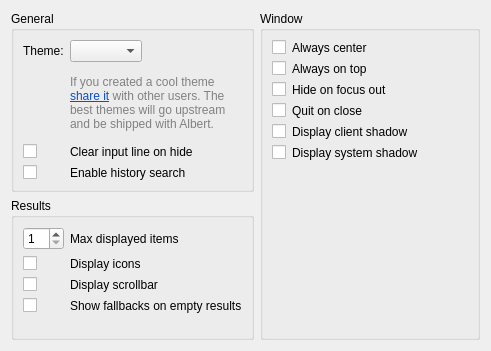
albertlauncher/plugins, file widgetsboxmodel/src/configwidget.ui: the form before one commit.
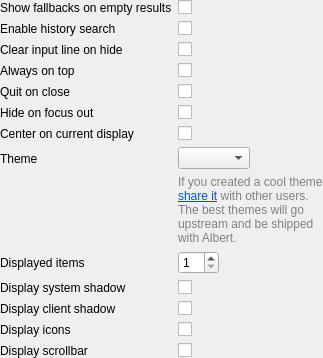
The form after the commit.

Commit message: [wbm] adopt settingswidget changes

```diff
--- a/widgetsboxmodel/src/configwidget.ui
+++ b/widgetsboxmodel/src/configwidget.ui
@@ -2,67 +2,83 @@
 <ui version="4.0">
  <class>ConfigWidget</class>
  <widget class="QWidget" name="ConfigWidget">
-  <property name="geometry">
-   <rect>
-    <x>0</x>
-    <y>0</y>
-    <width>491</width>
-    <height>351</height>
-   </rect>
-  </property>
   <property name="windowTitle">
    <string>Frontend settings</string>
   </property>
-  <layout class="QGridLayout" name="gridLayout">
-   <item row="0" column="1" rowspan="2">
-    <widget class="QGroupBox" name="groupBox">
-     <property name="title">
-      <string>Window</string>
-     </property>
      <layout class="QFormLayout" name="formLayout">
+   <property name="leftMargin">
+    <number>0</number>
+   </property>
+   <property name="topMargin">
+    <number>0</number>
+   </property>
+   <property name="rightMargin">
+    <number>0</number>
+   </property>
+   <property name="bottomMargin">
+    <number>0</number>
+   </property>
       <item row="0" column="0">
-       <widget class="QCheckBox" name="checkBox_center">
-        <property name="sizePolicy">
-         <sizepolicy hsizetype="Fixed" vsizetype="Fixed">
-          <horstretch>0</horstretch>
-          <verstretch>0</verstretch>
-         </sizepolicy>
-        </property>
-        <property name="toolTip">
-         <string>&lt;html&gt;&lt;head/&gt;&lt;body&gt;&lt;p&gt;Center the main window on the screen containing the mouse pointer on show.&lt;/p&gt;&lt;/body&gt;&lt;/html&gt;</string>
+    <widget class="QLabel" name="label_show_fallbacks">
+     <property name="text">
+      <string>Show fallbacks on empty results</string>
+     </property>
+     <property name="buddy">
+      <cstring>checkBox_show_fallbacks</cstring>
         </property>
        </widget>
       </item>
       <item row="0" column="1">
-       <widget class="QLabel" name="label_center">
-        <property name="sizePolicy">
-         <sizepolicy hsizetype="Minimum" vsizetype="Preferred">
-          <horstretch>0</horstretch>
-          <verstretch>0</verstretch>
-         </sizepolicy>
+    <widget class="QCheckBox" name="checkBox_show_fallbacks">
+     <property name="toolTip">
+      <string>&lt;html&gt;&lt;head/&gt;&lt;body&gt;&lt;p&gt;Automatically enter the fallbacks mode if a query has no matches.&lt;/p&gt;&lt;/body&gt;&lt;/html&gt;</string>
         </property>
         <property name="text">
-         <string>Always center</string>
-        </property>
-        <property name="buddy">
-         <cstring>checkBox_center</cstring>
+      <string/>
         </property>
        </widget>
       </item>
       <item row="1" column="0">
-       <widget class="QCheckBox" name="checkBox_onTop">
-        <property name="sizePolicy">
-         <sizepolicy hsizetype="Fixed" vsizetype="Fixed">
-          <horstretch>0</horstretch>
-          <verstretch>0</verstretch>
-         </sizepolicy>
-        </property>
-        <property name="toolTip">
-         <string>&lt;html&gt;&lt;head/&gt;&lt;body&gt;&lt;p&gt;Let Albert stay on top of all top level windows.&lt;/p&gt;&lt;/body&gt;&lt;/html&gt;</string>
+    <widget class="QLabel" name="label_history_search">
+     <property name="text">
+      <string>Enable history search</string>
+     </property>
+     <property name="buddy">
+      <cstring>checkBox_history_search</cstring>
         </property>
        </widget>
       </item>
       <item row="1" column="1">
+    <widget class="QCheckBox" name="checkBox_history_search">
+     <property name="toolTip">
+      <string>&lt;html&gt;&lt;head/&gt;&lt;body&gt;&lt;p&gt;Use the current input text to filter the input history.&lt;/p&gt;&lt;/body&gt;&lt;/html&gt;</string>
+     </property>
+     <property name="text">
+      <string/>
+     </property>
+    </widget>
+   </item>
+   <item row="2" column="0">
+    <widget class="QLabel" name="label_clearOnHide">
+     <property name="text">
+      <string>Clear input line on hide</string>
+     </property>
+     <property name="buddy">
+      <cstring>checkBox_clearOnHide</cstring>
+     </property>
+    </widget>
+   </item>
+   <item row="2" column="1">
+    <widget class="QCheckBox" name="checkBox_clearOnHide">
+     <property name="toolTip">
+      <string>&lt;html&gt;&lt;head/&gt;&lt;body&gt;&lt;p&gt;Clear the input line when the window is hidden.&lt;/p&gt;&lt;/body&gt;&lt;/html&gt;</string>
+     </property>
+     <property name="text">
+      <string/>
+     </property>
+    </widget>
+   </item>
+   <item row="3" column="0">
        <widget class="QLabel" name="label_onTop">
         <property name="sizePolicy">
          <sizepolicy hsizetype="Minimum" vsizetype="Preferred">
@@ -78,49 +94,14 @@
         </property>
        </widget>
       </item>
-      <item row="2" column="0">
-       <widget class="QCheckBox" name="checkBox_hideOnFocusOut">
-        <property name="sizePolicy">
-         <sizepolicy hsizetype="Fixed" vsizetype="Fixed">
-          <horstretch>0</horstretch>
-          <verstretch>0</verstretch>
-         </sizepolicy>
-        </property>
-        <property name="toolTip">
-         <string>&lt;html&gt;&lt;head/&gt;&lt;body&gt;&lt;p&gt;Hide Albert if the window lost focus.&lt;/p&gt;&lt;/body&gt;&lt;/html&gt;</string>
-        </property>
-       </widget>
-      </item>
-      <item row="2" column="1">
-       <widget class="QLabel" name="label_hideOnFocusOut">
-        <property name="sizePolicy">
-         <sizepolicy hsizetype="Minimum" vsizetype="Preferred">
-          <horstretch>0</horstretch>
-          <verstretch>0</verstretch>
-         </sizepolicy>
-        </property>
-        <property name="text">
-         <string>Hide on focus out</string>
-        </property>
-        <property name="buddy">
-         <cstring>checkBox_hideOnFocusOut</cstring>
-        </property>
-       </widget>
-      </item>
-      <item row="3" column="0">
-       <widget class="QCheckBox" name="checkBox_quit_on_close">
-        <property name="sizePolicy">
-         <sizepolicy hsizetype="Fixed" vsizetype="Fixed">
-          <horstretch>0</horstretch>
-          <verstretch>0</verstretch>
-         </sizepolicy>
-        </property>
-        <property name="toolTip">
-         <string notr="true">&lt;html&gt;&lt;head/&gt;&lt;body&gt;&lt;p&gt;Quit the application when closing Albert. Default behavior is to hide the window.&lt;/p&gt;&lt;/body&gt;&lt;/html&gt;</string>
-        </property>
-       </widget>
-      </item>
       <item row="3" column="1">
+    <widget class="QCheckBox" name="checkBox_onTop">
+     <property name="toolTip">
+      <string>&lt;html&gt;&lt;head/&gt;&lt;body&gt;&lt;p&gt;Let Albert stay on top of all top level windows.&lt;/p&gt;&lt;/body&gt;&lt;/html&gt;</string>
+     </property>
+    </widget>
+   </item>
+   <item row="4" column="0">
        <widget class="QLabel" name="label_quit_on_close">
         <property name="sizePolicy">
          <sizepolicy hsizetype="Minimum" vsizetype="Preferred">
@@ -136,33 +117,17 @@
         </property>
        </widget>
       </item>
-      <item row="4" column="0">
-       <widget class="QCheckBox" name="checkBox_client_shadow">
-        <property name="sizePolicy">
-         <sizepolicy hsizetype="Fixed" vsizetype="Fixed">
-          <horstretch>0</horstretch>
-          <verstretch>0</verstretch>
-         </sizepolicy>
-        </property>
-        <property name="toolTip">
-         <string>&lt;html&gt;&lt;head/&gt;&lt;body&gt;&lt;p&gt;Draw a shadow on the client side.&lt;/p&gt;&lt;/body&gt;&lt;/html&gt;</string>
-        </property>
-       </widget>
-      </item>
       <item row="4" column="1">
-       <widget class="QLabel" name="label_client_shadow">
-        <property name="text">
-         <string>Display client shadow</string>
-        </property>
-        <property name="buddy">
-         <cstring>checkBox_client_shadow</cstring>
+    <widget class="QCheckBox" name="checkBox_quit_on_close">
+     <property name="toolTip">
+      <string notr="true">&lt;html&gt;&lt;head/&gt;&lt;body&gt;&lt;p&gt;Quit the application when closing Albert. Default behavior is to hide the window.&lt;/p&gt;&lt;/body&gt;&lt;/html&gt;</string>
         </property>
        </widget>
       </item>
       <item row="5" column="0">
-       <widget class="QCheckBox" name="checkBox_system_shadow">
+    <widget class="QLabel" name="label_hideOnFocusOut">
         <property name="sizePolicy">
-         <sizepolicy hsizetype="Fixed" vsizetype="Fixed">
+      <sizepolicy hsizetype="Minimum" vsizetype="Preferred">
           <horstretch>0</horstretch>
           <verstretch>0</verstretch>
          </sizepolicy>
@@ -171,30 +136,106 @@
          <string>&lt;html&gt;&lt;head/&gt;&lt;body&gt;&lt;p&gt;Tell the system to draw a shadow around the window. Note that on some systems this may look pretty ugly. Use the client shadow in this case.&lt;/p&gt;&lt;/body&gt;&lt;/html&gt;</string>
         </property>
         <property name="text">
-         <string/>
+      <string>Hide on focus out</string>
+     </property>
+     <property name="buddy">
+      <cstring>checkBox_hideOnFocusOut</cstring>
         </property>
        </widget>
       </item>
       <item row="5" column="1">
-       <widget class="QLabel" name="label_system_shadow">
+    <widget class="QCheckBox" name="checkBox_hideOnFocusOut">
+     <property name="toolTip">
+      <string>&lt;html&gt;&lt;head/&gt;&lt;body&gt;&lt;p&gt;Hide Albert if the window lost focus.&lt;/p&gt;&lt;/body&gt;&lt;/html&gt;</string>
+     </property>
+    </widget>
+   </item>
+   <item row="6" column="0">
+    <widget class="QLabel" name="label_center">
+     <property name="sizePolicy">
+      <sizepolicy hsizetype="Minimum" vsizetype="Preferred">
+       <horstretch>0</horstretch>
+       <verstretch>0</verstretch>
+      </sizepolicy>
+     </property>
         <property name="text">
-         <string>Display system shadow</string>
+      <string>Center on current display</string>
         </property>
         <property name="buddy">
-         <cstring>checkBox_system_shadow</cstring>
+      <cstring>checkBox_center</cstring>
+     </property>
+    </widget>
+   </item>
+   <item row="6" column="1">
+    <widget class="QCheckBox" name="checkBox_center">
+     <property name="toolTip">
+      <string>&lt;html&gt;&lt;head/&gt;&lt;body&gt;&lt;p&gt;Center the main window on the screen containing the mouse pointer on show.&lt;/p&gt;&lt;/body&gt;&lt;/html&gt;</string>
+     </property>
+    </widget>
+   </item>
+   <item row="7" column="0">
+    <widget class="QLabel" name="label_style">
+     <property name="sizePolicy">
+      <sizepolicy hsizetype="Minimum" vsizetype="Preferred">
+       <horstretch>0</horstretch>
+       <verstretch>0</verstretch>
+      </sizepolicy>
+     </property>
+     <property name="text">
+      <string>Theme</string>
+     </property>
+     <property name="buddy">
+      <cstring>comboBox_themes</cstring>
+     </property>
+    </widget>
+   </item>
+   <item row="7" column="1">
+    <layout class="QVBoxLayout" name="verticalLayout">
+     <item>
+      <widget class="QComboBox" name="comboBox_themes">
+       <property name="sizePolicy">
+        <sizepolicy hsizetype="Fixed" vsizetype="Fixed">
+         <horstretch>0</horstretch>
+         <verstretch>0</verstretch>
+        </sizepolicy>
+       </property>
+       <property name="toolTip">
+        <string>&lt;html&gt;&lt;head/&gt;&lt;body&gt;&lt;p&gt;Set the color theme of the window.&lt;/p&gt;&lt;/body&gt;&lt;/html&gt;</string>
+       </property>
+      </widget>
+     </item>
+     <item>
+      <widget class="QLabel" name="label">
+       <property name="text">
+        <string>&lt;html&gt;&lt;head/&gt;&lt;body&gt;&lt;span style=&quot; font-size:9pt; color:#818181;&quot;&gt;If you created a cool theme &lt;/span&gt;&lt;a href=&quot;https://github.com/orgs/albertlauncher/discussions/1147&quot;&gt;&lt;span style=&quot; font-size:9pt; text-decoration: underline; color:#094fd1;&quot;&gt;share it&lt;/span&gt;&lt;/a&gt;&lt;span style=&quot; font-size:9pt; color:#818181;&quot;&gt; with other users. The best themes will go upstream and be shipped with Albert.&lt;/span&gt;&lt;/body&gt;&lt;/html&gt;</string>
+       </property>
+       <property name="wordWrap">
+        <bool>true</bool>
+       </property>
+       <property name="openExternalLinks">
+        <bool>true</bool>
         </property>
        </widget>
       </item>
      </layout>
+   </item>
+   <item row="8" column="0">
+    <widget class="QLabel" name="label_results">
+     <property name="sizePolicy">
+      <sizepolicy hsizetype="Minimum" vsizetype="Preferred">
+       <horstretch>0</horstretch>
+       <verstretch>0</verstretch>
+      </sizepolicy>
+     </property>
+     <property name="text">
+      <string>Displayed items</string>
+     </property>
+     <property name="buddy">
+      <cstring>spinBox_results</cstring>
+     </property>
     </widget>
    </item>
-   <item row="1" column="0">
-    <widget class="QGroupBox" name="groupBox_2">
-     <property name="title">
-      <string>Results</string>
-     </property>
-     <layout class="QFormLayout" name="formLayout_3">
-      <item row="0" column="0">
+   <item row="8" column="1">
        <widget class="QSpinBox" name="spinBox_results">
         <property name="sizePolicy">
          <sizepolicy hsizetype="Fixed" vsizetype="Fixed">
@@ -213,36 +254,44 @@
         </property>
        </widget>
       </item>
-      <item row="0" column="1">
-       <widget class="QLabel" name="label_results">
-        <property name="sizePolicy">
-         <sizepolicy hsizetype="Minimum" vsizetype="Preferred">
-          <horstretch>0</horstretch>
-          <verstretch>0</verstretch>
-         </sizepolicy>
-        </property>
+   <item row="9" column="0">
+    <widget class="QLabel" name="label_system_shadow">
         <property name="text">
-         <string>Max displayed items</string>
+      <string>Display system shadow</string>
         </property>
         <property name="buddy">
          <cstring>spinBox_results</cstring>
         </property>
        </widget>
       </item>
-      <item row="1" column="0">
-       <widget class="QCheckBox" name="checkBox_icons">
-        <property name="sizePolicy">
-         <sizepolicy hsizetype="Fixed" vsizetype="Fixed">
-          <horstretch>0</horstretch>
-          <verstretch>0</verstretch>
-         </sizepolicy>
-        </property>
+   <item row="9" column="1">
+    <widget class="QCheckBox" name="checkBox_system_shadow">
+     <property name="toolTip">
+      <string>&lt;html&gt;&lt;head/&gt;&lt;body&gt;&lt;p&gt;Tell the system to draw a shadow around the window. Note that on some systems this may look pretty ugly. Use the client shadow in this case.&lt;/p&gt;&lt;/body&gt;&lt;/html&gt;</string>
+     </property>
+     <property name="text">
+      <string/>
+     </property>
+    </widget>
+   </item>
+   <item row="10" column="0">
+    <widget class="QLabel" name="label_client_shadow">
+     <property name="text">
+      <string>Display client shadow</string>
+     </property>
+     <property name="buddy">
+      <cstring>checkBox_client_shadow</cstring>
+     </property>
+    </widget>
+   </item>
+   <item row="10" column="1">
+    <widget class="QCheckBox" name="checkBox_client_shadow">
         <property name="toolTip">
          <string>&lt;html&gt;&lt;head/&gt;&lt;body&gt;&lt;p&gt;Display icons provided by the items.&lt;/p&gt;&lt;/body&gt;&lt;/html&gt;</string>
         </property>
        </widget>
       </item>
-      <item row="1" column="1">
+   <item row="11" column="0">
        <widget class="QLabel" name="label_icons">
         <property name="sizePolicy">
          <sizepolicy hsizetype="Minimum" vsizetype="Preferred">
@@ -258,20 +307,14 @@
         </property>
        </widget>
       </item>
-      <item row="2" column="0">
-       <widget class="QCheckBox" name="checkBox_scrollbar">
-        <property name="sizePolicy">
-         <sizepolicy hsizetype="Fixed" vsizetype="Fixed">
-          <horstretch>0</horstretch>
-          <verstretch>0</verstretch>
-         </sizepolicy>
-        </property>
+   <item row="11" column="1">
+    <widget class="QCheckBox" name="checkBox_icons">
         <property name="toolTip">
          <string>&lt;html&gt;&lt;head/&gt;&lt;body&gt;&lt;p&gt;Displays a scrollbar in the results list.&lt;/p&gt;&lt;/body&gt;&lt;/html&gt;</string>
         </property>
        </widget>
       </item>
-      <item row="2" column="1">
+   <item row="12" column="0">
        <widget class="QLabel" name="label_scrollbar">
         <property name="sizePolicy">
          <sizepolicy hsizetype="Minimum" vsizetype="Preferred">
@@ -287,149 +330,15 @@
         </property>
        </widget>
       </item>
-      <item row="3" column="0">
-       <widget class="QCheckBox" name="checkBox_show_fallbacks">
+   <item row="12" column="1">
+    <widget class="QCheckBox" name="checkBox_scrollbar">
         <property name="toolTip">
-         <string>&lt;html&gt;&lt;head/&gt;&lt;body&gt;&lt;p&gt;Automatically enter the fallbacks mode if a query has no matches.&lt;/p&gt;&lt;/body&gt;&lt;/html&gt;</string>
-        </property>
-        <property name="text">
-         <string/>
-        </property>
-       </widget>
-      </item>
-      <item row="3" column="1">
-       <widget class="QLabel" name="label_show_fallbacks">
-        <property name="text">
-         <string>Show fallbacks on empty results</string>
-        </property>
-        <property name="buddy">
-         <cstring>checkBox_show_fallbacks</cstring>
-        </property>
-       </widget>
-      </item>
-     </layout>
-    </widget>
-   </item>
-   <item row="0" column="0">
-    <widget class="QGroupBox" name="groupBox_3">
-     <property name="title">
-      <string>General</string>
-     </property>
-     <layout class="QFormLayout" name="formLayout_4">
-      <item row="0" column="0">
-       <widget class="QLabel" name="label_style">
-        <property name="sizePolicy">
-         <sizepolicy hsizetype="Minimum" vsizetype="Preferred">
-          <horstretch>0</horstretch>
-          <verstretch>0</verstretch>
-         </sizepolicy>
-        </property>
-        <property name="text">
-         <string>Theme:</string>
-        </property>
-        <property name="buddy">
-         <cstring>comboBox_themes</cstring>
-        </property>
-       </widget>
-      </item>
-      <item row="0" column="1">
-       <widget class="QComboBox" name="comboBox_themes">
-        <property name="sizePolicy">
-         <sizepolicy hsizetype="Fixed" vsizetype="Fixed">
-          <horstretch>0</horstretch>
-          <verstretch>0</verstretch>
-         </sizepolicy>
-        </property>
-        <property name="toolTip">
-         <string>&lt;html&gt;&lt;head/&gt;&lt;body&gt;&lt;p&gt;Set the color theme of the window.&lt;/p&gt;&lt;/body&gt;&lt;/html&gt;</string>
-        </property>
-       </widget>
-      </item>
-      <item row="2" column="0">
-       <widget class="QCheckBox" name="checkBox_clearOnHide">
-        <property name="sizePolicy">
-         <sizepolicy hsizetype="Fixed" vsizetype="Fixed">
-          <horstretch>0</horstretch>
-          <verstretch>0</verstretch>
-         </sizepolicy>
-        </property>
-        <property name="toolTip">
-         <string>&lt;html&gt;&lt;head/&gt;&lt;body&gt;&lt;p&gt;Clear the input line when the window is hidden.&lt;/p&gt;&lt;/body&gt;&lt;/html&gt;</string>
-        </property>
-        <property name="text">
-         <string/>
-        </property>
-       </widget>
-      </item>
-      <item row="2" column="1">
-       <widget class="QLabel" name="label_clearOnHide">
-        <property name="text">
-         <string>Clear input line on hide</string>
-        </property>
-        <property name="buddy">
-         <cstring>checkBox_clearOnHide</cstring>
-        </property>
-       </widget>
-      </item>
-      <item row="3" column="0">
-       <widget class="QCheckBox" name="checkBox_history_search">
-        <property name="toolTip">
-         <string>&lt;html&gt;&lt;head/&gt;&lt;body&gt;&lt;p&gt;Use the current input text to filter the input history.&lt;/p&gt;&lt;/body&gt;&lt;/html&gt;</string>
-        </property>
-        <property name="text">
-         <string/>
-        </property>
-       </widget>
-      </item>
-      <item row="3" column="1">
-       <widget class="QLabel" name="label_history_search">
-        <property name="text">
-         <string>Enable history search</string>
-        </property>
-        <property name="buddy">
-         <cstring>checkBox_history_search</cstring>
-        </property>
-       </widget>
-      </item>
-      <item row="1" column="1">
-       <widget class="QLabel" name="label">
-        <property name="sizePolicy">
-         <sizepolicy hsizetype="Preferred" vsizetype="Minimum">
-          <horstretch>0</horstretch>
-          <verstretch>0</verstretch>
-         </sizepolicy>
-        </property>
-        <property name="text">
-         <string>&lt;html&gt;&lt;head/&gt;&lt;body&gt;&lt;p&gt;&lt;span style=&quot; font-size:9pt; color:#818181;&quot;&gt;If you created a cool theme &lt;/span&gt;&lt;a href=&quot;https://github.com/orgs/albertlauncher/discussions/1147&quot;&gt;&lt;span style=&quot; font-size:9pt; text-decoration: underline; color:#094fd1;&quot;&gt;share it&lt;/span&gt;&lt;/a&gt;&lt;span style=&quot; font-size:9pt; color:#818181;&quot;&gt; with other users. The best themes will go upstream and be shipped with Albert.&lt;/span&gt;&lt;/p&gt;&lt;/body&gt;&lt;/html&gt;</string>
-        </property>
-        <property name="wordWrap">
-         <bool>true</bool>
-        </property>
-        <property name="openExternalLinks">
-         <bool>true</bool>
-        </property>
-       </widget>
-      </item>
-     </layout>
-    </widget>
-   </item>
-  </layout>
- </widget>
- <tabstops>
-  <tabstop>comboBox_themes</tabstop>
-  <tabstop>checkBox_clearOnHide</tabstop>
-  <tabstop>checkBox_history_search</tabstop>
-  <tabstop>spinBox_results</tabstop>
-  <tabstop>checkBox_icons</tabstop>
-  <tabstop>checkBox_scrollbar</tabstop>
-  <tabstop>checkBox_show_fallbacks</tabstop>
-  <tabstop>checkBox_center</tabstop>
-  <tabstop>checkBox_onTop</tabstop>
-  <tabstop>checkBox_hideOnFocusOut</tabstop>
-  <tabstop>checkBox_quit_on_close</tabstop>
-  <tabstop>checkBox_client_shadow</tabstop>
-  <tabstop>checkBox_system_shadow</tabstop>
- </tabstops>
+      <string>&lt;html&gt;&lt;head/&gt;&lt;body&gt;&lt;p&gt;Displays a scrollbar in the results list.&lt;/p&gt;&lt;/body&gt;&lt;/html&gt;</string>
+     </property>
+    </widget>
+   </item>
+  </layout>
+ </widget>
  <resources/>
  <connections/>
 </ui>
```
Left out of the diff: 9 changed lines with no effect on the pictures. Lines whose indentation alone changed are shown as unchanged.
